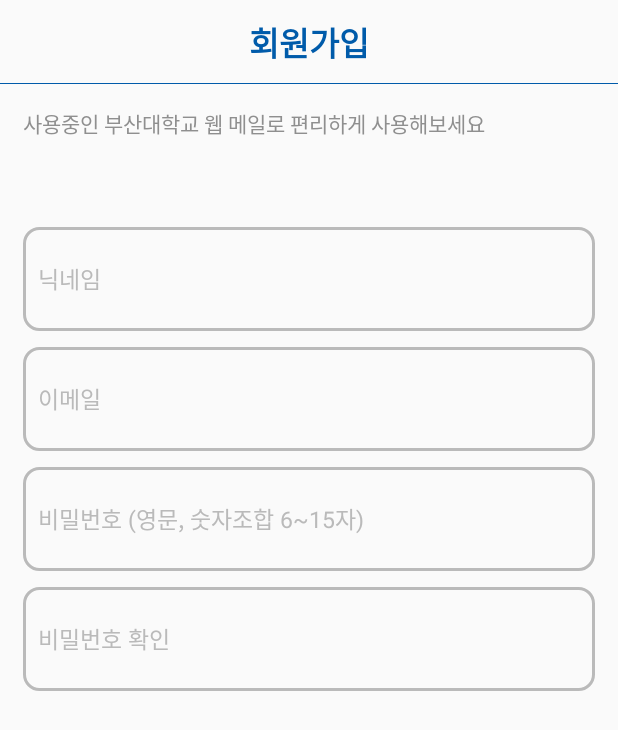
After one commit to extJo/isthere, an Android app: the RegisterLogin screen opened directly, with no data from a screen before it, on a phone screen of 412 x 824 dp. The commit adds this screen. Shown: the top 730 px of the screen. Run offline under Robolectric (Android 15) with nearby library versions, the phone set to English and light mode, and no system bars.

Commit message:
로그인 페이지 변경 및 리뷰 작성, 회원가입 짜는중

```diff
--- a/app/build.gradle
+++ b/app/build.gradle
@@ -44,6 +44,7 @@ dependencies {
     compile 'com.jaredrummler:animated-svg-view:1.0.4'
     compile 'com.jaredrummler:material-spinner:1.1.0'
     compile 'com.github.lguipeng:AnimCheckBox:1.0.1'
+    compile 'com.github.florent37:materialtextfield:1.0.7'
 
     testCompile 'junit:junit:4.12'
 }
--- a/app/src/main/AndroidManifest.xml
+++ b/app/src/main/AndroidManifest.xml
@@ -26,6 +26,7 @@
         <activity android:name=".LikeReview"/>
         <activity android:name=".Setting"/>
         <activity android:name=".LoginPage"/>
+        <activity android:name=".RegisterLogin"/>
     </application>
 
 
--- /dev/null
+++ b/app/src/main/java/com/apptive/joDuo/isthere/RegisterLogin.java
@@ -0,0 +1,21 @@
+package com.apptive.joDuo.isthere;
+
+import android.os.Bundle;
+import android.support.annotation.Nullable;
+import android.support.v7.app.AppCompatActivity;
+
+/**
+ * Created by joseong-yun on 2017. 6. 4..
+ */
+
+public class RegisterLogin extends AppCompatActivity {
+
+    @Override
+    protected void onCreate(Bundle savedInstanceState) {
+        super.onCreate(savedInstanceState);
+        setContentView(R.layout.register_login);
+
+
+
+    }
+}
--- a/app/src/main/res/drawable/ic_key.xml
+++ b/app/src/main/res/drawable/ic_key.xml
@@ -1,4 +1,4 @@
 <vector android:height="24dp" android:viewportHeight="16.0"
     android:viewportWidth="16.0" android:width="24dp" xmlns:android="http://schemas.android.com/apk/res/android">
-    <path android:fillColor="#FFFFFF" android:pathData="M8.1,7c-0.2,-0.1 -0.4,-0.2 -0.6,-0.3l7.5,-6.7h-2l-7,6.1c-0.3,-0.1 -0.6,-0.1 -1,-0.1 -2.8,0 -5,2.2 -5,5s2.3,5 5,5 5,-2.2 5,-5c0,-0.6 -0.1,-1.2 -0.3,-1.7l1.3,-1.3v-2h2v-2h2l1,-1v-3l-7.9,7zM4,13.2c-0.7,0 -1.2,-0.6 -1.2,-1.2s0.6,-1.2 1.2,-1.2 1.2,0.6 1.2,1.2 -0.5,1.2 -1.2,1.2z"/>
+    <path android:fillColor="@color/colorPrimary" android:pathData="M8.1,7c-0.2,-0.1 -0.4,-0.2 -0.6,-0.3l7.5,-6.7h-2l-7,6.1c-0.3,-0.1 -0.6,-0.1 -1,-0.1 -2.8,0 -5,2.2 -5,5s2.3,5 5,5 5,-2.2 5,-5c0,-0.6 -0.1,-1.2 -0.3,-1.7l1.3,-1.3v-2h2v-2h2l1,-1v-3l-7.9,7zM4,13.2c-0.7,0 -1.2,-0.6 -1.2,-1.2s0.6,-1.2 1.2,-1.2 1.2,0.6 1.2,1.2 -0.5,1.2 -1.2,1.2z"/>
 </vector>
--- a/app/src/main/res/drawable/ic_user.xml
+++ b/app/src/main/res/drawable/ic_user.xml
@@ -1,5 +1,5 @@
 <vector android:height="24dp" android:viewportHeight="258.75"
     android:viewportWidth="258.75" android:width="24dp" xmlns:android="http://schemas.android.com/apk/res/android">
-    <path android:fillColor="#FFFFFF" android:pathData="M129.38,60m-60,0a60,60 0,1 1,120 0a60,60 0,1 1,-120 0"/>
-    <path android:fillColor="#FFFFFF" android:pathData="M129.38,150c-60.06,0 -108.75,48.69 -108.75,108.75h217.5C238.13,198.69 189.44,150 129.38,150z"/>
+    <path android:fillColor="@color/colorPrimary" android:pathData="M129.38,60m-60,0a60,60 0,1 1,120 0a60,60 0,1 1,-120 0"/>
+    <path android:fillColor="@color/colorPrimary" android:pathData="M129.38,150c-60.06,0 -108.75,48.69 -108.75,108.75h217.5C238.13,198.69 189.44,150 129.38,150z"/>
 </vector>
--- /dev/null
+++ b/app/src/main/res/drawable/roundcorner_edge_gray.xml
@@ -0,0 +1,8 @@
+<?xml version="1.0" encoding="utf-8"?>
+<shape xmlns:android="http://schemas.android.com/apk/res/android"
+       android:shape="rectangle" android:padding="10dp">
+    <!-- you can use any color you want I used here gray color-->
+    <solid android:color="@color/white"/>
+    <corners android:radius="10dp"/>
+    <stroke android:color="@color/gray_cus" android:width="2dp"/>
+</shape>
--- a/app/src/main/res/layout/make_review.xml
+++ b/app/src/main/res/layout/make_review.xml
@@ -41,6 +41,8 @@
                 android:background="@android:color/transparent"
                 android:textColor="@color/black"
                 android:textSize="20dp"
+                android:imeOptions="actionDone"
+                android:singleLine = "true"
                 />
         </LinearLayout>
 
@@ -113,7 +115,9 @@
             android:hint="지나친 비방과 욕설은 상대방의 기분을 나쁘게 만들수 있습니다."
             android:textColor="@color/black"
             android:textColorHint="@color/gray_cus"
-            android:textSize="15dp"/>
+            android:textSize="15dp"
+            android:imeOptions="actionDone"
+            />
 
         <ImageView
             android:id="@+id/picture"
--- /dev/null
+++ b/app/src/main/res/layout/register_login.xml
@@ -0,0 +1,103 @@
+<?xml version="1.0" encoding="utf-8"?>
+<RelativeLayout
+    xmlns:android="http://schemas.android.com/apk/res/android"
+    android:layout_width="match_parent"
+    android:layout_height="match_parent"
+    android:background="@color/white">
+
+    <TextView
+        android:id="@+id/text_view_toolbar_title"
+        android:layout_width="match_parent"
+        android:layout_height="?attr/actionBarSize"
+        android:layout_alignParentTop="true"
+        android:background="@drawable/bottom_blue"
+        android:gravity="center"
+        android:text="회원가입"
+        android:textColor="@color/colorPrimary"
+        android:textSize="@dimen/tool_bar_text_size"
+        android:textStyle="bold"/>
+
+
+    <LinearLayout
+        android:layout_width="match_parent"
+        android:layout_height="match_parent"
+        android:layout_below="@+id/toolbar"
+        android:layout_marginTop="?attr/actionBarSize"
+        android:orientation="vertical"
+        android:padding="10dp"
+        android:weightSum="10">
+
+        <TextView
+            android:layout_width="match_parent"
+            android:layout_height="0dp"
+            android:layout_weight="1"
+            android:layout_margin="5dp"
+            android:text="사용중인 부산대학교 웹 메일로 편리하게 사용해보세요"
+            android:textColor="@color/half_black"/>
+
+        <EditText
+            android:id="@+id/register_nickname"
+            android:layout_width="match_parent"
+            android:layout_height="0dp"
+            android:layout_margin="5dp"
+            android:layout_weight="1"
+            android:paddingLeft="10dp"
+            android:hint="닉네임"
+            android:textColorHint="@color/gray_cus"
+            android:textColor="@color/black"
+            android:background="@drawable/roundcorner_edge_gray"
+            android:textSize="15dp"
+            android:inputType="textPersonName"
+            >
+            <requestFocus/>
+        </EditText>
+
+        <EditText
+            android:id="@+id/register_email"
+            android:layout_width="match_parent"
+            android:layout_height="0dp"
+            android:layout_margin="5dp"
+            android:layout_weight="1"
+            android:paddingLeft="10dp"
+            android:hint="이메일"
+            android:textColorHint="@color/gray_cus"
+            android:textColor="@color/black"
+            android:background="@drawable/roundcorner_edge_gray"
+            android:textSize="15dp"
+            android:inputType="textEmailAddress"
+            />
+
+        <EditText
+            android:id="@+id/register_password"
+            android:layout_width="match_parent"
+            android:layout_height="0dp"
+            android:layout_margin="5dp"
+            android:layout_weight="1"
+            android:paddingLeft="10dp"
+            android:hint="비밀번호 (영문, 숫자조합 6~15자)"
+            android:textColorHint="@color/gray_cus"
+            android:textColor="@color/black"
+            android:background="@drawable/roundcorner_edge_gray"
+            android:textSize="15dp"
+            android:inputType="textPassword"
+            />
+
+        <EditText
+            android:id="@+id/register_password_confirm"
+            android:layout_width="match_parent"
+            android:layout_height="0dp"
+            android:layout_margin="5dp"
+            android:layout_weight="1"
+            android:paddingLeft="10dp"
+            android:hint="비밀번호 확인"
+            android:textColorHint="@color/gray_cus"
+            android:textColor="@color/black"
+            android:background="@drawable/roundcorner_edge_gray"
+            android:textSize="15dp"
+            android:inputType="textPassword"
+            android:imeOptions="actionDone"
+            />
+
+
+    </LinearLayout>
+</RelativeLayout>
```
Also changed, not shown: app/src/main/java/com/apptive/joDuo/isthere/CustomOnItemSelectedListener.java (deleted, +0 -23 lines), app/src/main/java/com/apptive/joDuo/isthere/LoginPage.java (+13 -0 lines), app/src/main/java/com/apptive/joDuo/isthere/MakeReview.java (+7 -0 lines), app/src/main/java/com/apptive/joDuo/isthere/ReviewMain.java (+57 -13 lines), app/src/main/res/layout/login_page.xml (+40 -47 lines), app/src/main/res/layout/review_main.xml (+44 -0 lines).
